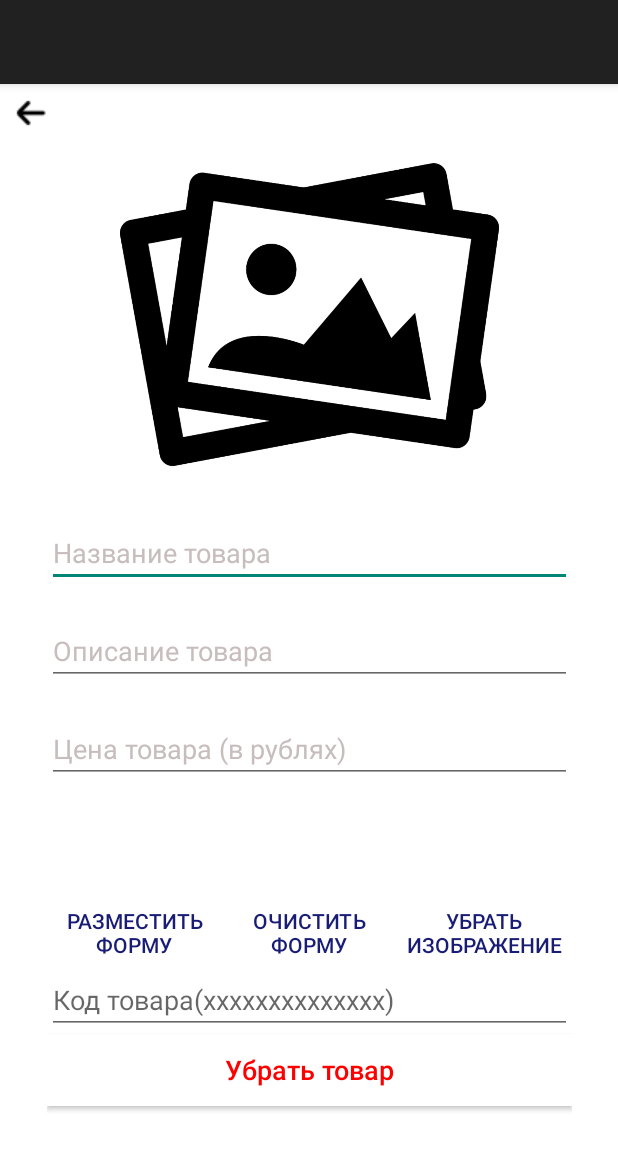
After one commit to WadimAndrianov/mobapp, an Android app: the AddNewProductActivity screen opened directly, with no data from a screen before it, on a phone screen of 412 x 824 dp. The commit adds this screen. Shown: the top 1150 px of the screen. Run offline under Robolectric (Android 15) with nearby library versions, the phone set to English and light mode, and no system bars; our stand-ins replace Firebase (no records; nobody signed in at launch, a user with empty details on screens opened directly); pictures from the network do not load; 1 statement that could not run was skipped.

Commit message:
Добавил activity добавления продукта в бд и image в storage

```diff
--- a/app/build.gradle.kts
+++ b/app/build.gradle.kts
@@ -44,6 +44,7 @@ dependencies {
     implementation(libs.constraintlayout)
     implementation(libs.firebase.auth)
     implementation(libs.firebase.database)
+    implementation(libs.firebase.storage)
     testImplementation(libs.junit)
     androidTestImplementation(libs.ext.junit)
     androidTestImplementation(libs.espresso.core)
--- a/app/src/main/AndroidManifest.xml
+++ b/app/src/main/AndroidManifest.xml
@@ -14,6 +14,10 @@
         android:supportsRtl="true"
         android:theme="@style/Theme.MyApplication"
         tools:targetApi="31">
+        <activity
+            android:name=".AdminUI.AddNewProductActivity"
+            android:exported="false"
+            android:theme="@style/Theme.AppCompat.Light.DarkActionBar"/>
         <activity
             android:name=".MeAccountActivity"
             android:exported="false" />
--- a/app/src/main/java/com/example/myapplication/LoginActivity.java
+++ b/app/src/main/java/com/example/myapplication/LoginActivity.java
@@ -30,7 +30,7 @@ import com.google.firebase.database.ValueEventListener;
 public class LoginActivity extends AppCompatActivity {
 
     EditText email, password;
-    //static boolean iAdmin;
+
     @Override
     protected void onCreate(Bundle savedInstanceState) {
         super.onCreate(savedInstanceState);
@@ -38,7 +38,6 @@ public class LoginActivity extends AppCompatActivity {
         setContentView(R.layout.activity_login);
         email = (EditText)findViewById(R.id.editTextTextEmailAddress_login);
         password = (EditText)findViewById(R.id.editTextTextPassword_login);
-        //iAdmin = false;
     }
 
     public void btnLoginEnter(View v) {
--- a/app/src/main/java/com/example/myapplication/MeAccountActivity.java
+++ b/app/src/main/java/com/example/myapplication/MeAccountActivity.java
@@ -76,7 +76,7 @@ public class MeAccountActivity extends AppCompatActivity {
                 binding.myEmailText.setText(snapshot.child("email").getValue(String.class));
                 binding.myNameText.setText(snapshot.child("username").getValue(String.class));
                 binding.buttonChangeEmail.setEnabled(false); //надо починить
-                if(!isAdmin)
+                if(isAdmin)
                 {
                     binding.buttonChangeName.setEnabled(false);
                     binding.buttonChangeName.setTextColor(Color.DKGRAY);
--- /dev/null
+++ b/app/src/main/res/layout/activity_add_new_product.xml
@@ -0,0 +1,153 @@
+<?xml version="1.0" encoding="utf-8"?>
+<androidx.constraintlayout.widget.ConstraintLayout xmlns:android="http://schemas.android.com/apk/res/android"
+    xmlns:app="http://schemas.android.com/apk/res-auto"
+    xmlns:tools="http://schemas.android.com/tools"
+    android:id="@+id/main"
+    android:layout_width="match_parent"
+    android:layout_height="match_parent"
+    android:background="@color/bg"
+    tools:context=".AdminUI.AddNewProductActivity">
+
+    <ImageButton
+        android:id="@+id/button_exit_from_addingProduct"
+        android:layout_width="wrap_content"
+        android:layout_height="wrap_content"
+        android:layout_marginStart="3dp"
+        android:layout_marginTop="3dp"
+        android:background="@android:color/transparent"
+        android:onClick="btnGoExitFromAddProduct"
+        app:layout_constraintStart_toStartOf="parent"
+        app:layout_constraintTop_toTopOf="parent"
+        app:srcCompat="@drawable/back" />
+
+    <ImageView
+        android:id="@+id/product_image"
+        android:layout_width="350dp"
+        android:layout_height="230dp"
+        android:layout_marginTop="40dp"
+        android:onClick="imageClick"
+        app:layout_constraintEnd_toEndOf="parent"
+        app:layout_constraintStart_toStartOf="parent"
+        app:layout_constraintTop_toTopOf="parent"
+        app:srcCompat="@drawable/photo_produkt" />
+
+    <EditText
+        android:id="@+id/product_name"
+        android:layout_width="350dp"
+        android:layout_height="wrap_content"
+        android:layout_marginTop="20dp"
+        android:ems="10"
+        android:gravity="start|top"
+        android:hint="Название товара"
+        android:inputType="textMultiLine"
+        android:shadowColor="#070101"
+        android:textColor="@color/register"
+        android:textColorHighlight="#000000"
+        android:textColorHint="#C7BDBD"
+        app:layout_constraintEnd_toEndOf="parent"
+        app:layout_constraintStart_toStartOf="parent"
+        app:layout_constraintTop_toBottomOf="@+id/product_image" />
+
+    <EditText
+        android:id="@+id/product_description"
+        android:layout_width="350dp"
+        android:layout_height="wrap_content"
+        android:layout_marginTop="20dp"
+        android:ems="10"
+        android:gravity="start|top"
+        android:hint="Описание товара"
+        android:inputType="textMultiLine"
+        android:textColor="@color/register"
+        android:textColorHint="#C7BDBD"
+        app:layout_constraintEnd_toEndOf="parent"
+        app:layout_constraintStart_toStartOf="parent"
+        app:layout_constraintTop_toBottomOf="@+id/product_name" />
+
+    <EditText
+        android:id="@+id/product_price"
+        android:layout_width="350dp"
+        android:layout_height="wrap_content"
+        android:layout_marginTop="20dp"
+        android:ems="10"
+        android:gravity="start|top"
+        android:hint="Цена товара (в рублях)"
+        android:textColor="@color/register"
+        android:textColorHint="#C7BDBD"
+        android:textSize="18sp"
+        app:layout_constraintEnd_toEndOf="parent"
+        app:layout_constraintStart_toStartOf="parent"
+        app:layout_constraintTop_toBottomOf="@+id/product_description" />
+
+    <LinearLayout
+        android:layout_width="350dp"
+        android:layout_height="80dp"
+        android:layout_marginStart="100dp"
+        android:layout_marginTop="60dp"
+        android:layout_marginEnd="100dp"
+        android:orientation="horizontal"
+        app:layout_constraintEnd_toEndOf="parent"
+        app:layout_constraintStart_toStartOf="parent"
+        app:layout_constraintTop_toBottomOf="@+id/product_price">
+
+        <Button
+            android:id="@+id/button_post_product"
+            android:layout_width="0sp"
+            android:layout_height="wrap_content"
+            android:layout_weight="1"
+            android:background="@android:color/transparent"
+            android:onClick="btnPostProduct"
+            android:text="Разместить форму"
+            android:textColor="@color/register" />
+
+        <Button
+            android:id="@+id/button_clear_product_form"
+            android:layout_width="0sp"
+            android:layout_height="match_parent"
+            android:layout_weight="1"
+            android:background="@android:color/transparent"
+            android:onClick="btnClearForm"
+            android:text="Очистить форму"
+            android:textColor="@color/register" />
+
+        <Button
+            android:id="@+id/button_delete_image_product"
+            android:layout_width="0sp"
+            android:layout_height="wrap_content"
+            android:layout_weight="1"
+            android:background="@android:color/transparent"
+            android:onClick="btnDeleteProductImage"
+            android:text="Убрать изображение"
+            android:textColor="@color/register" />
+    </LinearLayout>
+
+    <LinearLayout
+        android:layout_width="350dp"
+        android:layout_height="120dp"
+        android:layout_marginBottom="60dp"
+        android:orientation="vertical"
+        app:layout_constraintBottom_toBottomOf="parent"
+        app:layout_constraintEnd_toEndOf="parent"
+        app:layout_constraintStart_toStartOf="parent">
+
+        <EditText
+            android:id="@+id/number_product"
+            android:layout_width="match_parent"
+            android:layout_height="wrap_content"
+            android:hint="Код товара(xxxxxxxxxxxxxx)"
+            android:ems="10"
+            android:inputType="number" />
+
+        <Button
+            android:id="@+id/button_delete_product"
+            android:layout_width="match_parent"
+            android:layout_height="wrap_content"
+            android:background="@color/bg"
+            android:onClick="btnDeleteProduct"
+            android:text="@string/button_delete_product"
+            android:textAllCaps="false"
+            android:textColor="#FF0000"
+            android:textSize="18sp" />
+    </LinearLayout>
+
+
+</androidx.constraintlayout.widget.ConstraintLayout>
--- a/app/src/main/res/layout/activity_login.xml
+++ b/app/src/main/res/layout/activity_login.xml
@@ -8,7 +8,7 @@
     tools:context=".LoginActivity">
 
     <ImageView
-        android:id="@+id/imageView5"
+        android:id="@+id/imageLogin"
         android:layout_width="250sp"
         android:layout_height="250sp"
         android:layout_marginStart="83dp"
@@ -45,7 +45,7 @@
         android:inputType="textEmailAddress"
         android:textSize="14sp"
         app:layout_constraintStart_toEndOf="@+id/image_email_login"
-        app:layout_constraintTop_toBottomOf="@+id/imageView5" />
+        app:layout_constraintTop_toBottomOf="@+id/imageLogin" />
 
     <ImageView
         android:id="@+id/image_key_login"
@@ -64,7 +64,7 @@
         android:layout_marginStart="52dp"
         android:layout_marginTop="108dp"
         app:layout_constraintStart_toStartOf="parent"
-        app:layout_constraintTop_toBottomOf="@+id/imageView5"
+        app:layout_constraintTop_toBottomOf="@+id/imageLogin"
         app:srcCompat="@drawable/email" />
 
     <Button
--- a/app/src/main/res/layout/activity_main.xml
+++ b/app/src/main/res/layout/activity_main.xml
@@ -112,9 +112,9 @@
                 android:id="@+id/textView8"
                 android:layout_width="match_parent"
                 android:layout_height="wrap_content"
-                android:text="Пункт самовывоза: Минск, улица Стебенёва 20"
-                android:textSize="18sp"
-                android:textColor="#000000" />
+                android:text="Склад: Минск, улица Стебенёва 20"
+                android:textColor="#000000"
+                android:textSize="18sp" />
 
             <TextView
                 android:id="@+id/textView18"
--- a/app/src/main/res/values/strings.xml
+++ b/app/src/main/res/values/strings.xml
@@ -3,6 +3,6 @@
     <string name="cart" translatable="false">Корзина</string>
     <string name="delivery" translatable="false">Доставка</string>
     <string name="catalog" translatable="false">Каталог</string>
-
+    <string name="button_delete_product" translatable="false">Убрать товар</string>
 
 </resources>
--- a/gradle/libs.versions.toml
+++ b/gradle/libs.versions.toml
@@ -10,6 +10,7 @@ activity = "1.9.2"
 constraintlayout = "2.1.4"
 firebaseAuth = "23.0.0"
 firebaseDatabase = "21.0.0"
+firebaseStorage = "21.0.1"
 
 [libraries]
 firebase-analytics = { module = "com.google.firebase:firebase-analytics" }
@@ -23,6 +24,7 @@ activity = { group = "androidx.activity", name = "activity", version.ref = "acti
 constraintlayout = { group = "androidx.constraintlayout", name = "constraintlayout", version.ref = "constraintlayout" }
 firebase-auth = { group = "com.google.firebase", name = "firebase-auth", version.ref = "firebaseAuth" }
 firebase-database = { group = "com.google.firebase", name = "firebase-database", version.ref = "firebaseDatabase" }
+firebase-storage = { group = "com.google.firebase", name = "firebase-storage", version.ref = "firebaseStorage" }
 
 [plugins]
 android-application = { id = "com.android.application", version.ref = "agp" }
```
Also changed, not shown: app/src/main/java/com/example/myapplication/AdminUI/AddNewProductActivity.java (added, +285 -0 lines), app/src/main/java/com/example/myapplication/CatalogActivity.java (+82 -0 lines), app/src/main/res/layout/activity_catalog.xml (+25 -15 lines), app/src/main/res/drawable/photo_produkt.png (added).
